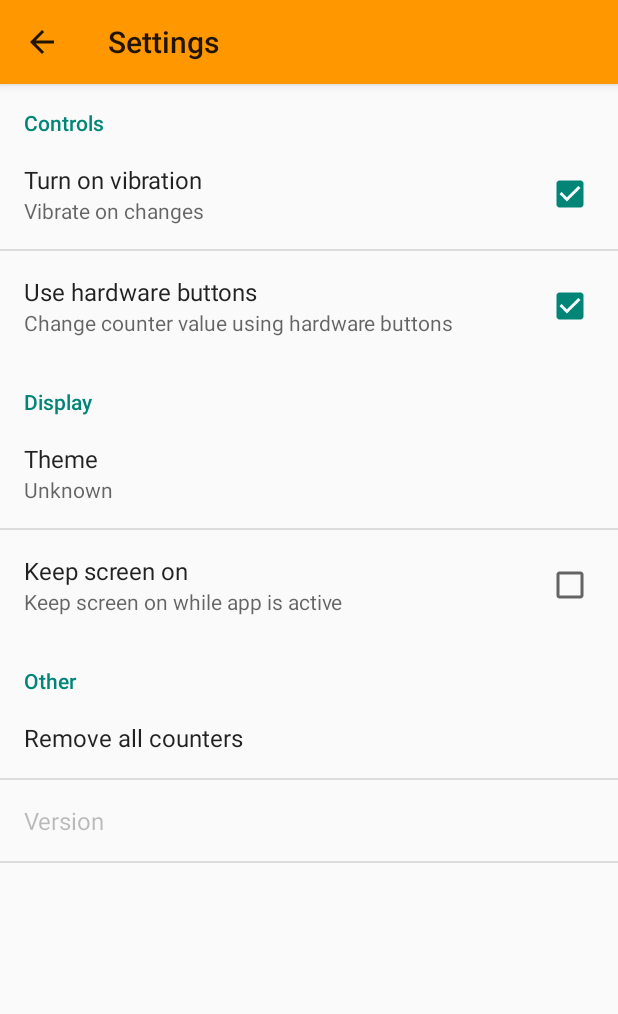
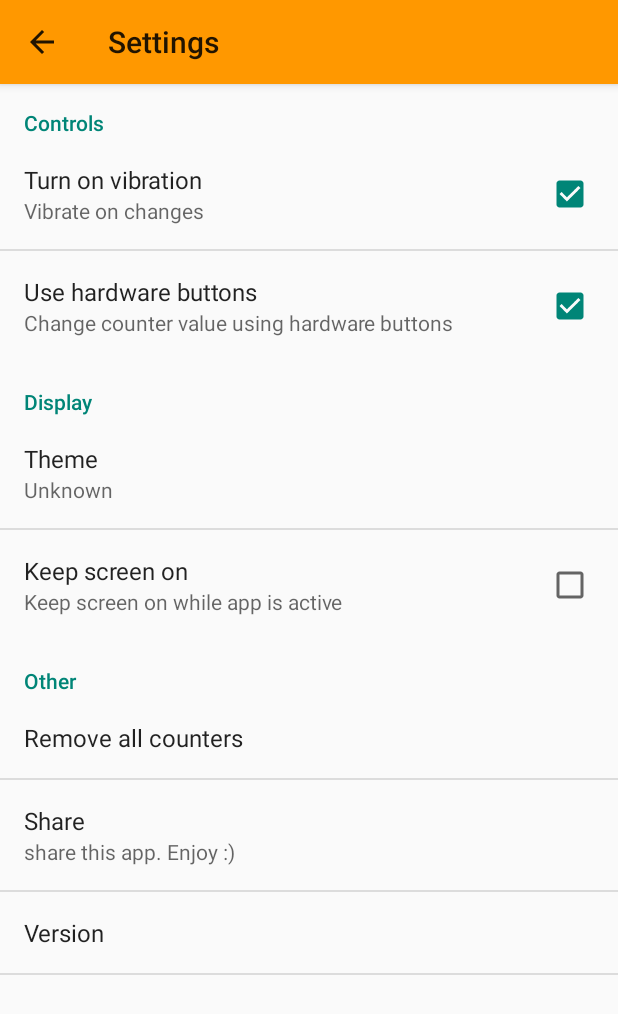
Before and after one commit to Saiprashanth-1993/MyCounterApp, an Android app: the SettingsActivity screen opened directly, with no data from a screen before it, on a phone screen of 412 x 824 dp. Shown: the top 1014 px of the screen. Run offline under Robolectric (Android 15) with nearby library versions, the phone set to English and light mode, and no system bars.

Commit message:
added share option in settings activity

```diff
--- a/app/src/main/java/com/sainjuan/counter/mycounterapp/ui/MainActivity.java
+++ b/app/src/main/java/com/sainjuan/counter/mycounterapp/ui/MainActivity.java
@@ -163,6 +163,7 @@ public class MainActivity extends AppCompatActivity {
                 inte.setType("*/*");
                 inte.putExtra(Intent.EXTRA_STREAM, Uri.fromFile(new File(filePath)));
                 startActivity(Intent.createChooser(inte, "Share app"));
+                return true;
             default:
                 return super.onOptionsItemSelected(item);
         }
--- a/app/src/main/java/com/sainjuan/counter/mycounterapp/ui/SettingsActivity.java
+++ b/app/src/main/java/com/sainjuan/counter/mycounterapp/ui/SettingsActivity.java
@@ -5,8 +5,10 @@ import android.app.AlertDialog;
 import android.content.DialogInterface;
 import android.content.Intent;
 import android.content.SharedPreferences;
+import android.content.pm.ApplicationInfo;
 import android.content.pm.PackageManager.NameNotFoundException;
 import android.content.res.Configuration;
+import android.net.Uri;
 import android.os.Build;
 import android.os.Bundle;
 import android.preference.Preference;
@@ -22,6 +24,7 @@ import android.support.v4.app.TaskStackBuilder;
 import android.support.v7.app.ActionBar;
 import android.support.v7.app.AppCompatDelegate;
 import android.support.v7.widget.Toolbar;
+import android.util.Log;
 import android.view.MenuInflater;
 import android.view.MenuItem;
 import android.view.View;
@@ -31,10 +34,15 @@ import android.widget.Toast;
 import com.sainjuan.counter.mycounterapp.CounterApplication;
 import com.sainjuan.counter.mycounterapp.R;
 
+import java.io.File;
+import java.util.logging.Logger;
+
 public class SettingsActivity extends PreferenceActivity implements OnPreferenceChangeListener, SharedPreferences
         .OnSharedPreferenceChangeListener {
 
     private static final String KEY_REMOVE_COUNTERS = "removeCounters";
+
+    private static final String KEY_SHARE_APP = "shareApp";
 
     private static final String KEY_VERSION = "version";
 
@@ -94,12 +102,14 @@ public class SettingsActivity extends PreferenceActivity implements OnPreference
         findPreference(KEY_THEME).setSummary(getCurrentThemeName());
         findPreference(KEY_REMOVE_COUNTERS)
                 .setOnPreferenceClickListener(getOnRemoveCountersClickListener());
+        findPreference(KEY_SHARE_APP).setOnPreferenceClickListener(getShareClickListener());
     }
 
     @TargetApi(Build.VERSION_CODES.HONEYCOMB)
     private void onCreatePreferenceFragment() {
         fragment = new SettingsFragment();
         fragment.setOnRemoveCountersClickListener(getOnRemoveCountersClickListener());
+        fragment.setShareCounterClickListener(getShareClickListener());
         fragment.setAppVersion(getAppVersion());
         fragment.setTheme(getCurrentThemeName());
         getFragmentManager().beginTransaction()
@@ -112,6 +122,16 @@ public class SettingsActivity extends PreferenceActivity implements OnPreference
             @Override
             public boolean onPreferenceClick(Preference preference) {
                 showWipeDialog();
+                return true;
+            }
+        };
+    }
+
+    private OnPreferenceClickListener getShareClickListener() {
+        return new OnPreferenceClickListener() {
+            @Override
+            public boolean onPreferenceClick(Preference preference) {
+                shareAppOption();
                 return true;
             }
         };
@@ -245,6 +265,15 @@ public class SettingsActivity extends PreferenceActivity implements OnPreference
         }
     }
 
+    private void shareAppOption(){
+        ApplicationInfo app = getApplicationContext().getApplicationInfo();
+        String filePath = app.sourceDir;
+        Intent inte = new Intent(Intent.ACTION_SEND);
+        inte.setType("*/*");
+        inte.putExtra(Intent.EXTRA_STREAM, Uri.fromFile(new File(filePath)));
+        startActivity(Intent.createChooser(inte, "Share app"));
+    }
+
     private void showWipeDialog() {
         AlertDialog.Builder builder = new AlertDialog.Builder(this);
         builder.setMessage(R.string.settings_wipe_confirmation);
@@ -284,12 +313,18 @@ public class SettingsActivity extends PreferenceActivity implements OnPreference
 
         private OnPreferenceClickListener mOnRemoveCountersClickListener;
 
+        private OnPreferenceClickListener mOnshareCounterClickListener;
+
         private String mAppVersion;
 
         private String mTheme;
 
         public void setOnRemoveCountersClickListener(OnPreferenceClickListener onRemoveCountersClickListener) {
             mOnRemoveCountersClickListener = onRemoveCountersClickListener;
+        }
+
+        public void setShareCounterClickListener(OnPreferenceClickListener onShareCounterClickListener) {
+            mOnshareCounterClickListener = onShareCounterClickListener;
         }
 
         public void setAppVersion(String appVersion) {
@@ -307,6 +342,7 @@ public class SettingsActivity extends PreferenceActivity implements OnPreference
             findPreference(KEY_VERSION).setSummary(mAppVersion);
             findPreference(KEY_THEME).setSummary(mTheme);
             findPreference(KEY_REMOVE_COUNTERS).setOnPreferenceClickListener(mOnRemoveCountersClickListener);
+            findPreference(KEY_SHARE_APP).setOnPreferenceClickListener(mOnshareCounterClickListener);
         }
     }
 }
--- a/app/src/main/res/values/strings.xml
+++ b/app/src/main/res/values/strings.xml
@@ -41,6 +41,8 @@
     <string name="settings_controls">Controls</string>
     <string name="settings_sounds_title">Turn on sounds</string>
     <string name="settings_sounds_summary">Play sounds</string>
+    <string name="settings_share_title">Share</string>
+    <string name="settings_share_summary">share this app. Enjoy :)</string>
     <string name="settings_vibration_title">Turn on vibration</string>
     <string name="settings_vibration_summary">Vibrate on changes</string>
     <string name="settings_hard_title">Use hardware buttons</string>
--- a/app/src/main/res/xml/settings.xml
+++ b/app/src/main/res/xml/settings.xml
@@ -2,21 +2,21 @@
 <PreferenceScreen xmlns:android="http://schemas.android.com/apk/res/android">
 
     <PreferenceCategory android:title="@string/settings_controls">
-       <!-- <CheckBoxPreference
-            android:defaultValue="false"
-            android:key="soundsOn"
-            android:summary="@string/settings_sounds_summary"
-            android:title="@string/settings_sounds_title" />-->
+        <!-- <CheckBoxPreference
+             android:defaultValue="false"
+             android:key="soundsOn"
+             android:summary="@string/settings_sounds_summary"
+             android:title="@string/settings_sounds_title" />-->
         <CheckBoxPreference
             android:defaultValue="true"
             android:key="vibrationOn"
             android:summary="@string/settings_vibration_summary"
-            android:title="@string/settings_vibration_title" />
+            android:title="@string/settings_vibration_title"/>
         <CheckBoxPreference
             android:defaultValue="true"
             android:key="hardControlOn"
             android:summary="@string/settings_hard_summary"
-            android:title="@string/settings_hard_title" />
+            android:title="@string/settings_hard_title"/>
     </PreferenceCategory>
 
     <PreferenceCategory android:title="@string/settings_display">
@@ -25,23 +25,28 @@
             android:entries="@array/themeSelection"
             android:entryValues="@array/themeSelectionData"
             android:key="theme"
-            android:title="@string/settings_theme" />
+            android:title="@string/settings_theme"/>
         <CheckBoxPreference
             android:defaultValue="false"
             android:key="keepScreenOn"
             android:summary="@string/settings_keep_on_summary"
-            android:title="@string/settings_keep_on_title" />
+            android:title="@string/settings_keep_on_title"/>
     </PreferenceCategory>
 
     <PreferenceCategory android:title="@string/settings_other">
         <Preference
             android:key="removeCounters"
-            android:title="@string/settings_wipe_title" />
+            android:title="@string/settings_wipe_title"/>
         <Preference
-            android:enabled="false"
+            android:enabled="true"
+            android:key="shareApp"
+            android:summary="@string/settings_share_summary"
+            android:title="@string/settings_share_title"/>
+        <Preference
+            android:enabled="true"
             android:key="version"
             android:summary="@string/unknown"
-            android:title="@string/settings_version_title" />
+            android:title="@string/settings_version_title"/>
     </PreferenceCategory>
 
 </PreferenceScreen>
```
